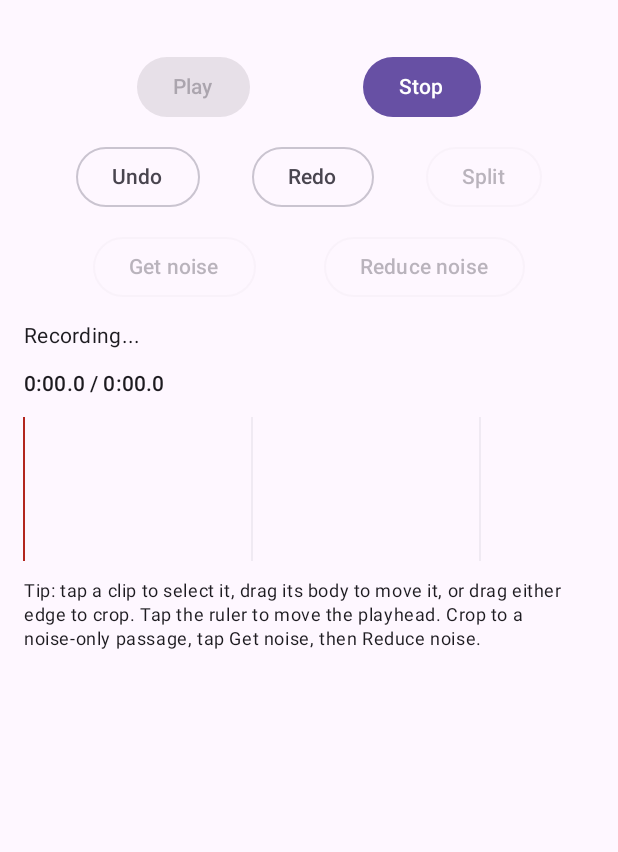
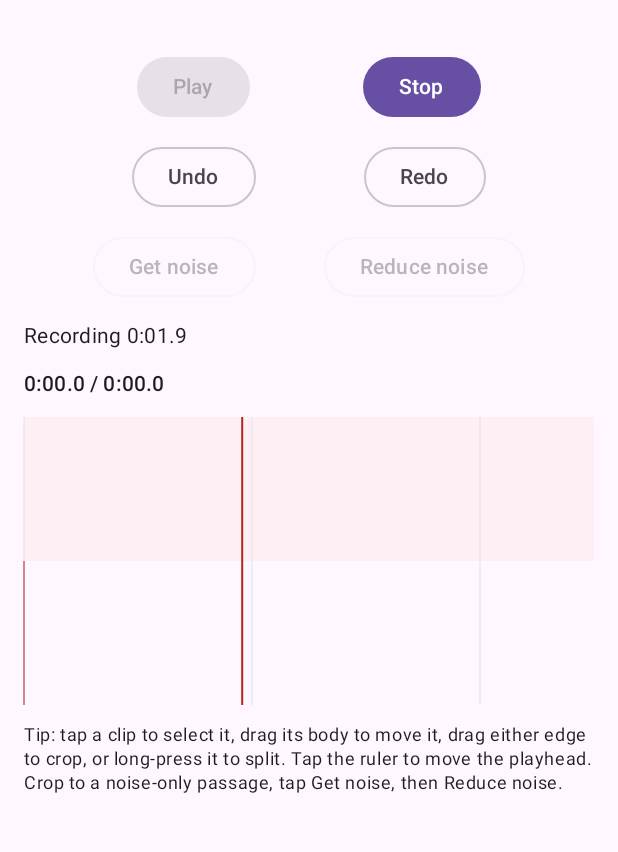
Before and after one commit to Brooklyn-git/Android-Audio-Editor, an Android app built with Jetpack Compose: the screen it shows after launch (MainActivity), after a tap on "Record", on a phone screen of 412 x 824 dp, the part 69-921 px from its top. Run offline under Robolectric (Android 15) with nearby library versions, the phone set to English and light mode, and no system bars.

Commit message:
app: add recording visuals, long-press split and noise scope dialog

```diff
--- a/app/src/main/kotlin/dev/audioeditor/MainActivity.kt
+++ b/app/src/main/kotlin/dev/audioeditor/MainActivity.kt
@@ -14,6 +14,7 @@ import androidx.compose.foundation.layout.fillMaxWidth
 import androidx.compose.foundation.layout.padding
 import androidx.compose.foundation.rememberScrollState
 import androidx.compose.foundation.verticalScroll
+import androidx.compose.material3.AlertDialog
 import androidx.compose.material3.Button
 import androidx.compose.material3.ExperimentalMaterial3Api
 import androidx.compose.material3.MaterialTheme
@@ -25,6 +26,9 @@ import androidx.compose.material3.TopAppBar
 import androidx.compose.runtime.Composable
 import androidx.compose.runtime.collectAsState
 import androidx.compose.runtime.getValue
+import androidx.compose.runtime.mutableStateOf
+import androidx.compose.runtime.remember
+import androidx.compose.runtime.setValue
 import androidx.compose.ui.Alignment
 import androidx.compose.ui.Modifier
 import androidx.compose.ui.unit.dp
@@ -55,6 +59,11 @@ fun EditorScreen(viewModel: EditorViewModel = viewModel()) {
     val isRecording by viewModel.isRecording.collectAsState()
     val isWorking by viewModel.isWorking.collectAsState()
     val status by viewModel.status.collectAsState()
+    val recordingWaveform by viewModel.recordingWaveform.collectAsState()
+    val recordingElapsedMs by viewModel.recordingElapsedMs.collectAsState()
+
+    var splitRequest by remember { mutableStateOf<SplitRequest?>(null) }
+    var showNoiseScopeDialog by remember { mutableStateOf(false) }
 
     val importLauncher = rememberLauncherForActivityResult(ActivityResultContracts.OpenDocument()) { uri ->
         if (uri != null) viewModel.import(uri)
@@ -127,10 +136,6 @@ fun EditorScreen(viewModel: EditorViewModel = viewModel()) {
             ) {
                 OutlinedButton(onClick = { viewModel.undo() }) { Text("Undo") }
                 OutlinedButton(onClick = { viewModel.redo() }) { Text("Redo") }
-                OutlinedButton(
-                    onClick = { viewModel.splitAtPlayhead() },
-                    enabled = selectedClip != null,
-                ) { Text("Split") }
             }
 
             Row(
@@ -142,13 +147,17 @@ fun EditorScreen(viewModel: EditorViewModel = viewModel()) {
                     enabled = selectedClip != null && !isWorking,
                 ) { Text("Get noise") }
                 OutlinedButton(
-                    onClick = { viewModel.reduceNoise() },
+                    onClick = { showNoiseScopeDialog = true },
                     enabled = selectedClip != null && !isWorking,
                 ) { Text("Reduce noise") }
             }
 
             Text(
-                text = if (isWorking) "$status (working...)" else status,
+                text = when {
+                    isRecording -> "Recording ${formatTime(recordingElapsedMs)}"
+                    isWorking -> "$status (working...)"
+                    else -> status
+                },
                 style = MaterialTheme.typography.bodyMedium,
             )
             Text(
@@ -162,8 +171,14 @@ fun EditorScreen(viewModel: EditorViewModel = viewModel()) {
                 peaks = peaks,
                 selectedClipId = selectedId,
                 playheadMs = playheadMs,
+                isRecording = isRecording,
+                recordingWaveform = recordingWaveform,
+                recordingElapsedMs = recordingElapsedMs,
                 onSelect = { viewModel.selectClip(it) },
                 onSeek = { viewModel.seek(it) },
+                onLongPress = { trackId, clipId, atMs ->
+                    splitRequest = SplitRequest(trackId, clipId, atMs)
+                },
                 onGestureStart = { viewModel.beginGesture() },
                 onMove = { trackId, clipId, start -> viewModel.moveClip(trackId, clipId, start) },
                 onCrop = { trackId, clipId, from, to -> viewModel.cropClip(trackId, clipId, from, to) },
@@ -171,13 +186,66 @@ fun EditorScreen(viewModel: EditorViewModel = viewModel()) {
             )
 
             Text(
-                text = "Tip: tap a clip to select it, drag its body to move it, or drag either edge to crop. " +
-                    "Tap the ruler to move the playhead. Crop to a noise-only passage, tap Get noise, then Reduce noise.",
+                text = "Tip: tap a clip to select it, drag its body to move it, drag either edge to crop, " +
+                    "or long-press it to split. Tap the ruler to move the playhead. " +
+                    "Crop to a noise-only passage, tap Get noise, then Reduce noise.",
                 style = MaterialTheme.typography.bodySmall,
+            )
+        }
+
+        splitRequest?.let { request ->
+            AlertDialog(
+                onDismissRequest = { splitRequest = null },
+                title = { Text("Split clip?") },
+                text = { Text("Split this clip at ${formatTime(request.atMs)}?") },
+                confirmButton = {
+                    TextButton(
+                        onClick = {
+                            viewModel.splitClip(request.trackId, request.clipId, request.atMs)
+                            splitRequest = null
+                        },
+                    ) { Text("Split") }
+                },
+                dismissButton = {
+                    TextButton(onClick = { splitRequest = null }) { Text("Cancel") }
+                },
+            )
+        }
+
+        if (showNoiseScopeDialog) {
+            AlertDialog(
+                onDismissRequest = { showNoiseScopeDialog = false },
+                title = { Text("Reduce noise") },
+                text = { Text("Apply the captured noise profile to:") },
+                confirmButton = {
+                    Row {
+                        TextButton(
+                            onClick = {
+                                viewModel.reduceNoise(EditorViewModel.NoiseScope.CURRENT_TRACK)
+                                showNoiseScopeDialog = false
+                            },
+                        ) { Text("Current track only") }
+                        TextButton(
+                            onClick = {
+                                viewModel.reduceNoise(EditorViewModel.NoiseScope.ALL_TRACKS)
+                                showNoiseScopeDialog = false
+                            },
+                        ) { Text("All tracks") }
+                    }
+                },
+                dismissButton = {
+                    TextButton(onClick = { showNoiseScopeDialog = false }) { Text("Cancel") }
+                },
             )
         }
     }
 }
+
+private data class SplitRequest(
+    val trackId: String,
+    val clipId: String,
+    val atMs: Long,
+)
 
 private fun formatTime(ms: Long): String {
     val totalSeconds = ms / 1_000
--- a/app/src/main/kotlin/dev/audioeditor/ui/Timeline.kt
+++ b/app/src/main/kotlin/dev/audioeditor/ui/Timeline.kt
@@ -18,6 +18,7 @@ import androidx.compose.ui.geometry.Offset
 import androidx.compose.ui.geometry.Size
 import androidx.compose.ui.graphics.Color
 import androidx.compose.ui.graphics.drawscope.DrawScope
+import androidx.compose.ui.graphics.drawscope.Stroke
 import androidx.compose.ui.input.pointer.pointerInput
 import androidx.compose.ui.platform.LocalDensity
 import androidx.compose.ui.unit.Dp
@@ -41,41 +42,68 @@ fun Timeline(
     peaks: Map<String, PeakPyramid>,
     selectedClipId: String?,
     playheadMs: Long,
+    isRecording: Boolean = false,
+    recordingWaveform: List<Float> = emptyList(),
+    recordingElapsedMs: Long = 0L,
     trackHeight: Dp = 96.dp,
     onSelect: (String?) -> Unit,
     onSeek: (Long) -> Unit,
+    onLongPress: (trackId: String, clipId: String, atMs: Long) -> Unit,
     onGestureStart: () -> Unit,
     onMove: (trackId: String, clipId: String, startMs: Long) -> Unit,
     onCrop: (trackId: String, clipId: String, sourceInMs: Long, sourceOutMs: Long) -> Unit,
     onGestureEnd: () -> Unit,
 ) {
     val density = LocalDensity.current
-    val durationMs = maxOf(5_000L, ProjectOps.durationMs(project))
     val colors = MaterialTheme.colorScheme
     var dragState by remember { mutableStateOf<ClipHit?>(null) }
     val currentProject = remember { mutableStateOf(project) }
     currentProject.value = project
 
+    val projectDurationMs = ProjectOps.durationMs(project)
+    val durationMs = maxOf(
+        5_000L,
+        projectDurationMs,
+        if (isRecording) recordingElapsedMs + 2_000L else 0L,
+    )
+
     BoxWithConstraints(modifier = Modifier.fillMaxWidth()) {
         val pxPerMs = with(density) { maxWidth.toPx() } / durationMs
-        val totalHeight = trackHeight * maxOf(1, project.tracks.size)
+        val trackPx = with(density) { trackHeight.toPx() }
+        val liveOffset = if (isRecording) trackPx else 0f
+        val trackCount = maxOf(1, project.tracks.size)
+        val totalHeight = trackHeight * (trackCount + if (isRecording) 1 else 0)
 
         Canvas(
             modifier = Modifier
                 .fillMaxWidth()
                 .height(totalHeight)
                 .background(colors.surface)
-                .pointerInput(pxPerMs) {
-                    detectTapGestures { offset ->
-                        val timeMs = (offset.x / pxPerMs).toLong().coerceIn(0L, durationMs)
-                        onSeek(timeMs)
-                        onSelect(hitClip(currentProject.value, offset, pxPerMs, with(density) { trackHeight.toPx() })?.clip?.id)
-                    }
+                .pointerInput(pxPerMs, isRecording, liveOffset) {
+                    detectTapGestures(
+                        onTap = { offset ->
+                            val timeMs = (offset.x / pxPerMs).toLong().coerceIn(0L, durationMs)
+                            onSeek(timeMs)
+                            val hit = hitClip(currentProject.value, offset, pxPerMs, trackPx, liveOffset)
+                            onSelect(hit?.clip?.id)
+                        },
+                        onLongPress = { offset ->
+                            val hit = hitClip(currentProject.value, offset, pxPerMs, trackPx, liveOffset)
+                            if (hit != null) {
+                                val atMs = (offset.x / pxPerMs).toLong().coerceIn(
+                                    hit.clip.timelineStartMs,
+                                    hit.clip.endsAtMs(),
+                                )
+                                onSelect(hit.clip.id)
+                                onLongPress(hit.track.id, hit.clip.id, atMs)
+                            }
+                        },
+                    )
                 }
-                .pointerInput(pxPerMs) {
+                .pointerInput(pxPerMs, isRecording, liveOffset) {
                     detectDragGestures(
                         onDragStart = { offset ->
-                            val hit = hitClip(currentProject.value, offset, pxPerMs, with(density) { trackHeight.toPx() })
+                            val hit = hitClip(currentProject.value, offset, pxPerMs, trackPx, liveOffset)
                             if (hit != null) {
                                 dragState = hit
                                 onSelect(hit.clip.id)
@@ -119,9 +147,7 @@ fun Timeline(
                 },
         ) {
             val heightPx = size.height
-            val trackPx = with(density) { trackHeight.toPx() }
 
-            // Time ruler.
             val stepMs = when {
                 pxPerMs * 1_000 < 40 -> 10_000L
                 pxPerMs * 1_000 < 90 -> 5_000L
@@ -140,8 +166,24 @@ fun Timeline(
                 tick += stepMs
             }
 
+            if (isRecording) {
+                drawRect(
+                    color = colors.errorContainer.copy(alpha = 0.35f),
+                    topLeft = Offset(0f, 0f),
+                    size = Size(size.width, trackPx),
+                )
+                drawLiveWaveform(recordingWaveform, size.width, trackPx, colors.error)
+                val recordX = (recordingElapsedMs * pxPerMs).coerceIn(0f, size.width)
+                drawLine(
+                    color = colors.error,
+                    start = Offset(recordX, 0f),
+                    end = Offset(recordX, heightPx),
+                    strokeWidth = 2f,
+                )
+            }
+
             project.tracks.forEachIndexed { index, track ->
-                val top = index * trackPx
+                val top = liveOffset + index * trackPx
                 drawLine(
                     color = colors.outlineVariant,
                     start = Offset(0f, top),
@@ -161,7 +203,7 @@ fun Timeline(
                         color = if (selected) colors.primary else colors.outline,
                         topLeft = Offset(left, top + 4f),
                         size = Size(width, trackPx - 8f),
-                        style = androidx.compose.ui.graphics.drawscope.Stroke(width = if (selected) 2f else 1f),
+                        style = Stroke(width = if (selected) 2f else 1f),
                     )
 
                     val peak = peaks[clip.sourceId]
@@ -174,16 +216,22 @@ fun Timeline(
             val playheadX = playheadMs * pxPerMs
             drawLine(
                 color = colors.error,
-                start = Offset(playheadX, 0f),
+                start = Offset(playheadX, liveOffset),
                 end = Offset(playheadX, heightPx),
-                strokeWidth = 2f,
+                strokeWidth = if (isRecording) 1f else 2f,
             )
         }
     }
 }
 
-private fun hitClip(project: Project, offset: Offset, pxPerMs: Float, trackPx: Float): ClipHit? {
-    val trackIndex = (offset.y / trackPx).toInt()
+private fun hitClip(
+    project: Project,
+    offset: Offset,
+    pxPerMs: Float,
+    trackPx: Float,
+    topOffset: Float,
+): ClipHit? {
+    val trackIndex = ((offset.y - topOffset) / trackPx).toInt()
     if (trackIndex !in project.tracks.indices) return null
     val track = project.tracks[trackIndex]
     val edgeWidth = 16f
@@ -201,6 +249,36 @@ private fun hitClip(project: Project, offset: Offset, pxPerMs: Float, trackPx: F
         }
     }
     return null
+}
+
+private fun DrawScope.drawLiveWaveform(
+    values: List<Float>,
+    width: Float,
+    height: Float,
+    color: Color,
+) {
+    val center = height / 2f
+    val amplitude = (height - 12f) / 2f
+    if (values.isEmpty()) {
+        drawLine(
+            color = color.copy(alpha = 0.4f),
+            start = Offset(0f, center),
+            end = Offset(width, center),
+            strokeWidth = 1f,
+        )
+        return
+    }
+    val barWidth = width / values.size
+    values.forEachIndexed { index, value ->
+        val x = index * barWidth + barWidth / 2f
+        val peak = value.coerceIn(0f, 1f) * amplitude
+        drawLine(
+            color = color,
+            start = Offset(x, center - peak),
+            end = Offset(x, center + peak),
+            strokeWidth = max(1f, barWidth * 0.7f),
+        )
+    }
 }
 
 private fun DrawScope.drawWaveform(
```
